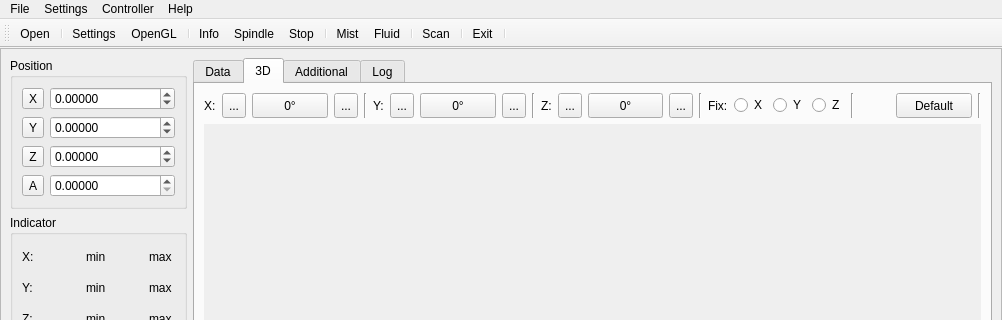
Before: the Qt Designer form sources/forms/MainWindow.ui in eduard-x/cnc-qt, drawn with Qt 5; both pictures show x 0 to 1002 and y 0 to 320 of the 1002 by 809 pixel window.
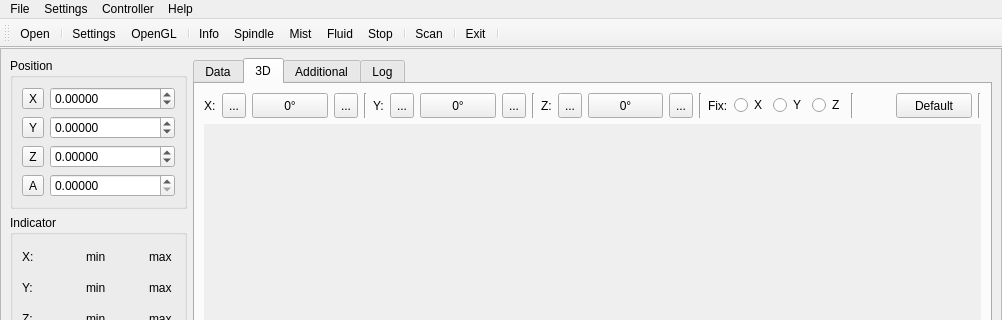
After: the same form once the commit is applied. The open tabs and pages were chosen to show the change. Icons and pictures are not drawn.

The edit to the form file:
```diff
--- a/sources/forms/MainWindow.ui
+++ b/sources/forms/MainWindow.ui
@@ -1950,10 +1950,9 @@
    <addaction name="separator"/>
    <addaction name="actionInfo"/>
    <addaction name="actionSpindle"/>
-   <addaction name="actionStop"/>
-   <addaction name="separator"/>
    <addaction name="actionMist"/>
    <addaction name="actionFluid"/>
+   <addaction name="actionStop"/>
    <addaction name="separator"/>
    <addaction name="actionScan"/>
    <addaction name="separator"/>
```
Left out of the diff: 20 changed lines with no effect on the pictures.
